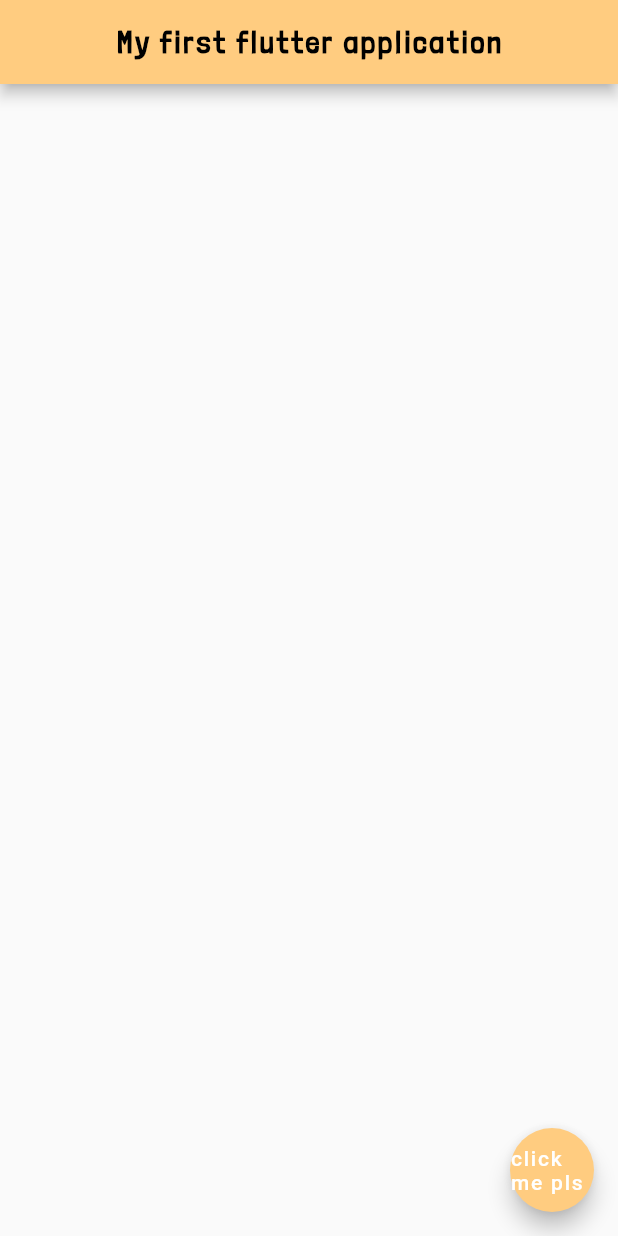
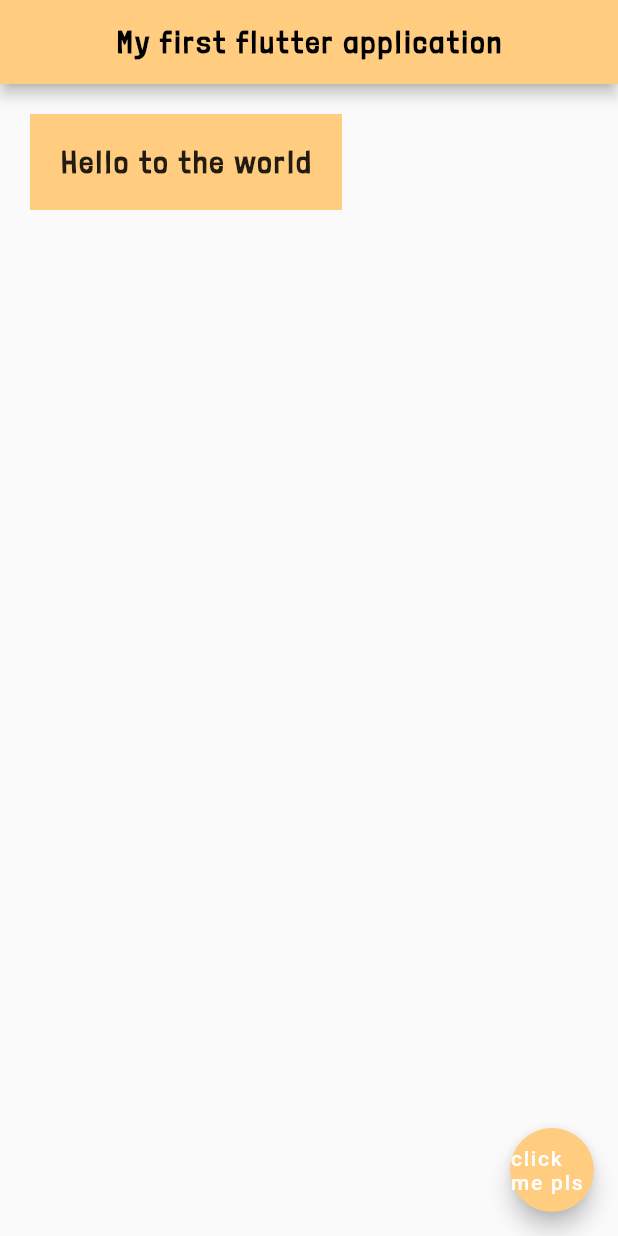
Before and after one commit to SurgeousJP/FlutterReferenceCode, a Flutter app: the screen it shows after launch, on a phone screen of 412 x 824 dp. Run offline on Flutter 3.47's test engine with Material 2 defaults, Android fonts, the phone set to English and light mode, and no system bars.

Commit message:
Container, Margin, Padding

```diff
--- a/lib/main.dart
+++ b/lib/main.dart
@@ -26,51 +26,22 @@ class Home extends StatelessWidget {
           centerTitle: true,
           backgroundColor: Colors.orange[200]
       ),
-      body: Center(
-          // // Text Widget
-
-          // child: Text(
-          //     "Hello, let's try our best to make our dreams come true",
-          //     textAlign: TextAlign.justify,
-          //     style: TextStyle(
-          //         fontSize: 30.0,
-          //         fontWeight: FontWeight.bold,
-          //         letterSpacing: 2.0,
-          //         color: Colors.black87,
-          //         fontFamily: 'Londrina Solid'
-          //     )
-          // )
-
-        // // Image Widget
-
-        // * NetworkImage
-        // child: Image(
-        //   image: NetworkImage('https://drive.google.com/uc?id=1FgVvaKZEAP6fU2cWjPTD-4A6RS95Rcv8')
-        // ),
-
-        // * AssetImage
-        // List the file in assets in pubspec.yaml
-        // child: Image(
-        //   image: AssetImage('assets/ganyu.jpg'),
-        // ),
-        // Or list the directory and get it straight
-        // (It could apply the same to network)
-        // child: Image.asset('assets/ganyu.jpg')
-
-        // // Button and Icon Widget
-
-        // child: ElevatedButton.icon(
-        //   onPressed: () {
-        //     print('You clicked me, I wonder if i should love you :))');
-        //   },
-        //   icon: Icon(
-        //     Icons.mail,
-        //   ),
-        //   label: Text('Mail me pls !'),
-        //   style: ElevatedButton.styleFrom(
-        //     backgroundColor: Colors.amber
-        //   ),
-        // ),
+      body: Container(
+        // Padding: The distance between the content and its boundary
+        padding: EdgeInsets.all(20.0),
+        // Margin: The distance between the boundary to another one
+        margin: EdgeInsets.all(20.0),
+        color: Colors.orange[200],
+        child: Text(
+          'Hello to the world',
+          style: TextStyle(
+            fontSize: 20.0,
+            fontWeight: FontWeight.bold,
+            letterSpacing: 2.0,
+            color: Colors.black87,
+            fontFamily: "LondrinaSolid"
+          )
+        )
       ),
       floatingActionButton: FloatingActionButton(
         onPressed: () {  },
```
